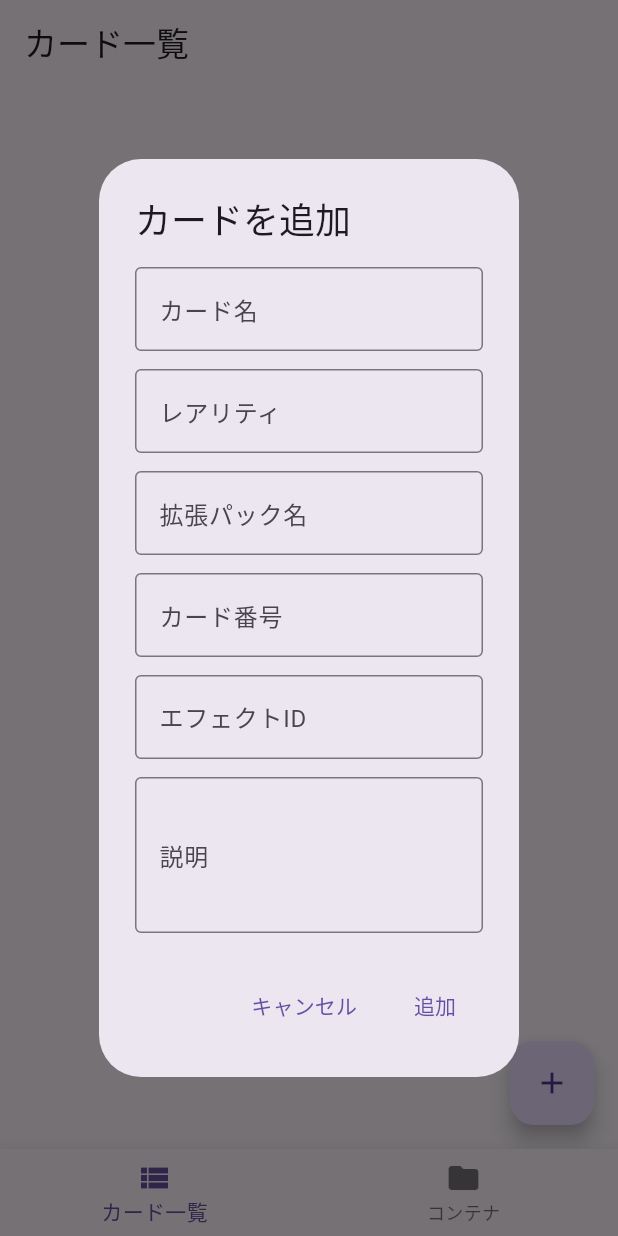
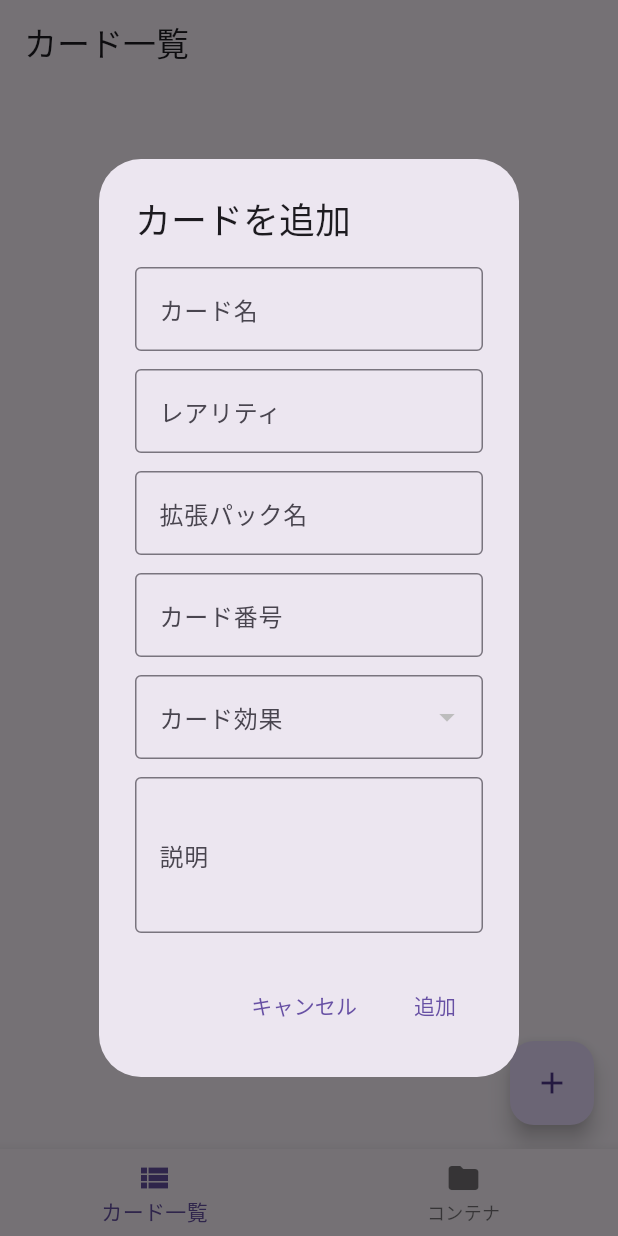
Before and after one commit to nilg5120/cardproFlutter, a Flutter app: the screen it shows after launch, after a tap on the "add" icon, on a phone screen of 412 x 824 dp. Run offline on Flutter 3.47's test engine with Material 3 defaults, Android fonts, the phone set to English and light mode, and no system bars; our stand-ins replace dartz, drift, drift_sqflite, equatable, flutter_bloc, get_it and 1 more; accounts and stored records are empty; generated files the repository leaves out were written again; statements that could not run were skipped.

Commit message:
feat: デフォルトのカード効果を追加し、カード追加ダイアログを改善
- injection_container.dart: デフォルトのカード効果を追加するメソッドを初期化時に呼び出すように変更
- database.dart: カード効果を取得するメソッドとデフォルトのカード効果を追加するメソッドを実装
- card_list_page.dart: カード追加ダイアログにカード効果の選択機能を追加し、BlocProviderを適切に使用するように修正
- deck_list_page.dart: デッキ詳細画面への遷移処理にTODOコメントを追加
- main.dart: デッキ/コンテナ一覧画面の追加予定を示すプレースホルダーを維持

```diff
--- a/lib/core/di/injection_container.dart
+++ b/lib/core/di/injection_container.dart
@@ -20,6 +20,8 @@ final sl = GetIt.instance;
 Future<void> init() async {
   // Database
   final database = AppDatabase();
+  // デフォルトのカード効果を追加
+  await database.ensureDefaultCardEffectsExist();
   sl.registerLazySingleton<AppDatabase>(() => database);
 
   // Features - Cards
--- a/lib/db/database.dart
+++ b/lib/db/database.dart
@@ -60,4 +60,33 @@ extension CardQueries on AppDatabase {
           row.readTable(cardInstances),
         )).get();
   }
+
+  // カード効果を取得するメソッド
+  Future<List<CardEffect>> getAllCardEffects() {
+    return select(cardEffects).get();
+  }
+
+  // デフォルトのカード効果を追加するメソッド
+  Future<void> ensureDefaultCardEffectsExist() async {
+    final effectsCount = await cardEffects.count().getSingle();
+    if (effectsCount == 0) {
+      // デフォルトのカード効果を追加
+      await batch((batch) {
+        batch.insertAll(cardEffects, [
+          CardEffectsCompanion.insert(
+            name: '基本効果',
+            description: '特別な効果はありません',
+          ),
+          CardEffectsCompanion.insert(
+            name: 'エネルギー加速',
+            description: 'エネルギーカードを追加で付けることができます',
+          ),
+          CardEffectsCompanion.insert(
+            name: 'ダメージ増加',
+            description: '与えるダメージが増加します',
+          ),
+        ]);
+      });
+    }
+  }
 }
--- a/lib/features/cards/presentation/pages/card_list_page.dart
+++ b/lib/features/cards/presentation/pages/card_list_page.dart
@@ -4,6 +4,7 @@ import 'package:cardpro/features/cards/domain/entities/card_with_instance.dart';
 import 'package:cardpro/features/cards/presentation/bloc/card_bloc.dart';
 import 'package:cardpro/features/cards/presentation/widgets/card_list_item.dart';
 import 'package:cardpro/core/di/injection_container.dart';
+import 'package:cardpro/db/database.dart';
 
 class CardListPage extends StatelessWidget {
   const CardListPage({super.key});
@@ -64,18 +65,42 @@ class CardListPage extends StatelessWidget {
   }
 
   // ダイアログを表示して新しいカードを追加する
-  //Todo: ここは後でカード追加の実装を行う
   void _showAddCardDialog(BuildContext context) {
     final nameController = TextEditingController();
     final descriptionController = TextEditingController();
     final rarityController = TextEditingController();
     final setNameController = TextEditingController();
     final cardNumberController = TextEditingController();
-  final effectIdController = TextEditingController();
+
+    // BlocProviderの子ウィジェットからBlocを取得
+    // FloatingActionButtonのonPressedコールバック内でのcontextはScaffoldのコンテキストであり、
+    // BlocProviderの子ウィジェットのコンテキストではないため、直接取得できない
 
     showDialog(
       context: context,
-    builder: (context) => AlertDialog(
+      builder: (dialogContext) {
+        // 新しいBlocProviderを作成して、依存性注入コンテナからBlocを取得
+        return BlocProvider(
+          create: (_) => sl<CardBloc>(),
+          child: Builder(
+            builder: (builderContext) {
+              // カード効果のリストを取得
+              final database = sl<AppDatabase>();
+              return FutureBuilder<List<CardEffect>>(
+                future: database.getAllCardEffects(),
+                builder: (context, snapshot) {
+                  if (snapshot.connectionState == ConnectionState.waiting) {
+                    return const AlertDialog(
+                      content: Center(child: CircularProgressIndicator()),
+                    );
+                  }
+
+                  final cardEffects = snapshot.data ?? [];
+                  int selectedEffectId = cardEffects.isNotEmpty && cardEffects.first != null ? cardEffects.first.id : 1;
+
+                  return StatefulBuilder(
+                    builder: (context, setState) {
+                      return AlertDialog(
                         title: const Text('カードを追加'),
                         content: SingleChildScrollView(
                           child: Column(
@@ -114,13 +139,25 @@ void _showAddCardDialog(BuildContext context) {
                                 keyboardType: TextInputType.number,
                               ),
                               const SizedBox(height: 12),
-            TextField(
-              controller: effectIdController,
+                              DropdownButtonFormField<int>(
                                 decoration: const InputDecoration(
-                labelText: 'エフェクトID',
+                                  labelText: 'カード効果',
                                   border: OutlineInputBorder(),
                                 ),
-              keyboardType: TextInputType.number,
+                                value: selectedEffectId,
+                                items: cardEffects.map((effect) {
+                                  return DropdownMenuItem<int>(
+                                    value: effect?.id ?? 1,
+                                    child: Text('${effect?.name ?? "不明"} - ${effect?.description ?? "説明なし"}'),
+                                  );
+                                }).toList(),
+                                onChanged: (value) {
+                                  if (value != null) {
+                                    setState(() {
+                                      selectedEffectId = value;
+                                    });
+                                  }
+                                },
                               ),
                               const SizedBox(height: 12),
                               TextField(
@@ -136,35 +173,41 @@ void _showAddCardDialog(BuildContext context) {
                         ),
                         actions: [
                           TextButton(
-          onPressed: () => Navigator.of(context).pop(),
+                            onPressed: () => Navigator.of(dialogContext).pop(),
                             child: const Text('キャンセル'),
                           ),
                           TextButton(
                             onPressed: () {
                               final name = nameController.text;
-            final effectId = int.tryParse(effectIdController.text);
-            if (name.isNotEmpty && effectId != null) {
-              context.read<CardBloc>().add(
+                              if (name.isNotEmpty) {
+                                // 新しいコンテキストからBlocを取得
+                                builderContext.read<CardBloc>().add(
                                       AddCardEvent(
                                         name: name,
                                         rarity: rarityController.text.isNotEmpty ? rarityController.text : null,
                                         setName: setNameController.text.isNotEmpty ? setNameController.text : null,
                                         cardNumber: int.tryParse(cardNumberController.text),
-                      effectId: effectId,
+                                        effectId: selectedEffectId,
                                         description: descriptionController.text.isNotEmpty
                                             ? descriptionController.text
                                             : null,
                                       ),
                                     );
-              Navigator.of(context).pop();
+                                Navigator.of(dialogContext).pop();
                               }
                             },
                             child: const Text('追加'),
                           ),
                         ],
+                      );
+                    },
+                  );
+                },
+              );
+            },
           ),
         );
+      },
+    );
   }
-
-
 }
--- a/lib/features/decks/presentation/pages/deck_list_page.dart
+++ b/lib/features/decks/presentation/pages/deck_list_page.dart
@@ -53,7 +53,7 @@ class DeckListPage extends StatelessWidget {
                 : null,
             leading: const Icon(Icons.folder),
             onTap: () {
-              // デッキの詳細画面に遷移する処理（今後実装予定）
+              //TODO: デッキの詳細画面に遷移する処理（今後実装予定）
             },
           ),
         );
--- a/lib/main.dart
+++ b/lib/main.dart
@@ -35,7 +35,7 @@ class _HomePageState extends State<HomePage> {
   final _pages = [
     const CardListPage(),
     const DeckListPage(),
-    const Placeholder(), // ここにデッキ/コンテナ一覧画面を追加予定
+    const Placeholder(),
   ];
 
   @override
```
Lines whose indentation alone changed are shown as unchanged.
